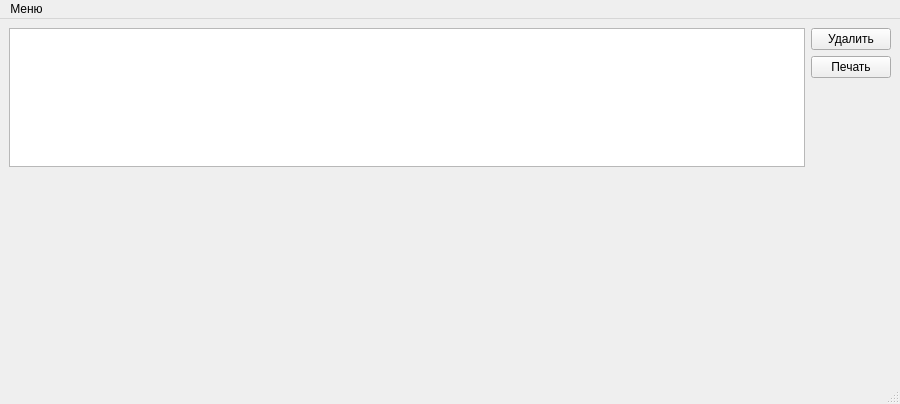
This is genexamtickets/saveform.ui in nonepostlife/GEN as Qt 5 draws it before an edit. The edited form follows.
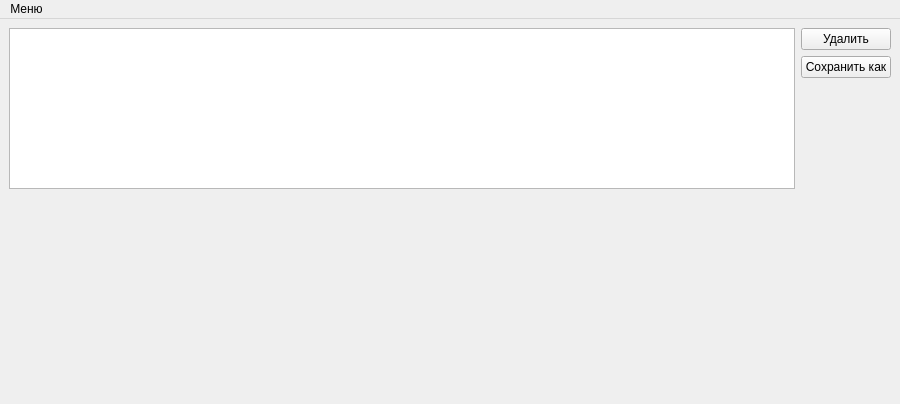
This is the edited form. Icons and pictures are not drawn. Custom widgets are drawn as their Qt base class.

```diff
--- a/genexamtickets/saveform.ui
+++ b/genexamtickets/saveform.ui
@@ -42,7 +42,7 @@
         <item>
          <widget class="QPushButton" name="printButton">
           <property name="text">
-           <string>Печать</string>
+           <string>Сохранить как</string>
           </property>
          </widget>
         </item>
@@ -95,7 +95,6 @@
    </widget>
    <addaction name="menu"/>
   </widget>
-  <widget class="QStatusBar" name="statusbar"/>
   <action name="deleteListAction">
    <property name="icon">
     <iconset resource="resources.qrc">
```
